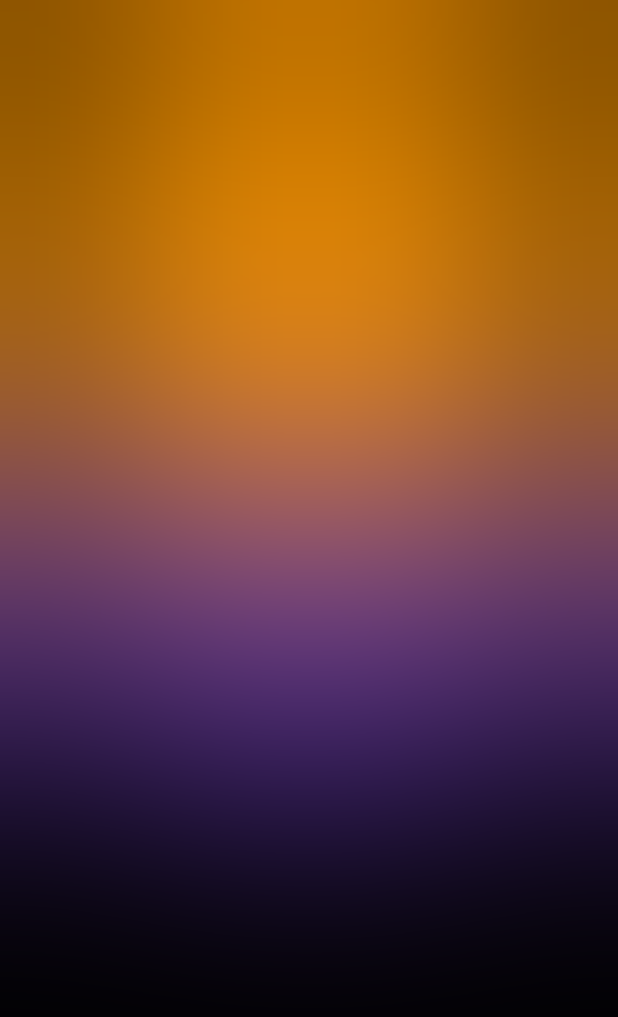
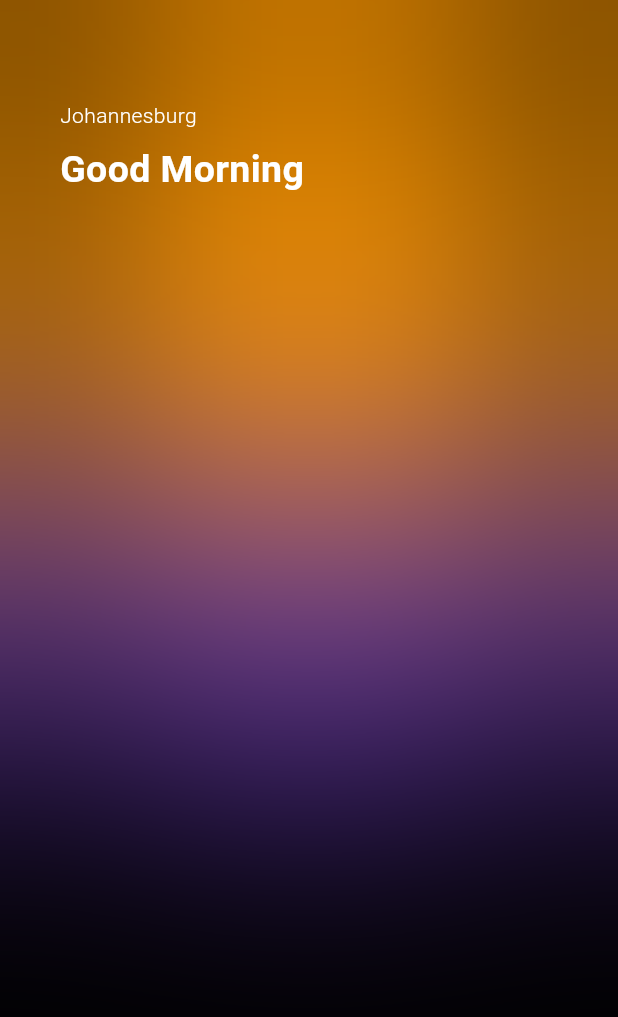
Before and after one commit to successismycolin/weather-app, a Flutter app: the screen it shows after launch, on a phone screen of 412 x 824 dp. Shown: the top 1017 px of the screen. Run offline on Flutter 3.47's test engine with Material 3 defaults, Android fonts, the phone set to English and light mode, and no system bars; our stand-ins replace bloc.

Commit message:
Add city and good morning text

```diff
--- a/lib/screens/home_screen.dart
+++ b/lib/screens/home_screen.dart
@@ -65,6 +65,31 @@ class HomeScreen extends StatelessWidget {
                   decoration: BoxDecoration(color: Colors.transparent),
                 ),
               ),
+              SizedBox(
+                width: MediaQuery.of(context).size.width,
+                height: MediaQuery.of(context).size.height,
+                child: const Column(
+                  crossAxisAlignment: CrossAxisAlignment.start,
+                  children: [
+                    Text(
+                      'Johannesburg',
+                      style: TextStyle(
+                        color: Colors.white,
+                        fontWeight: FontWeight.w300,
+                      ),
+                    ),
+                    SizedBox(height: 8),
+                    Text(
+                      'Good Morning',
+                      style: TextStyle(
+                        color: Colors.white,
+                        fontSize: 25,
+                        fontWeight: FontWeight.bold,
+                      ),
+                    )
+                  ],
+                ),
+              ),
             ],
           ),
         ),
```
